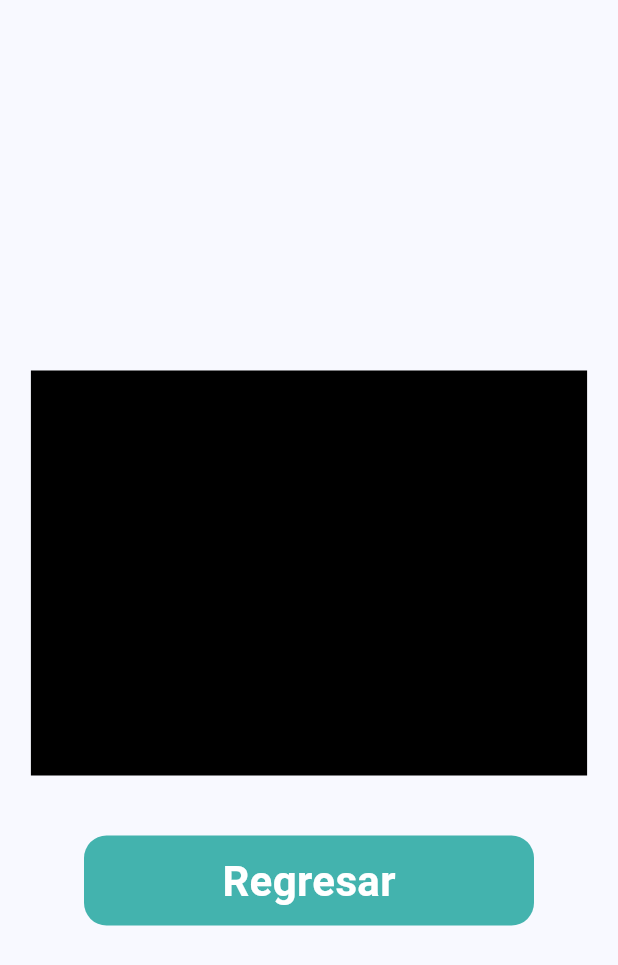
After one commit to RonyPony/takki_front, a Flutter app: the ScanQR screen opened by its route, on a phone screen of 412 x 824 dp. The commit adds this screen. Shown: the top 965 px of the screen. Run offline on Flutter 3.47's test engine with Material 3 defaults, Android fonts, the light colour scheme and no system bars; our stand-ins replace flutter_svg, google_fonts; Roboto replaces fonts that are missing (Imprima).

Commit message:
adding extra screens

```diff
--- a/takki/lib/routes/routes.dart
+++ b/takki/lib/routes/routes.dart
@@ -3,6 +3,8 @@ import 'package:takki/screens/auth/register/registerScreen.dart';
 import 'package:takki/screens/chats/chats.screen.dart';
 import 'package:takki/screens/chats/newChat.screen.dart';
 import 'package:takki/screens/landing/landingScreen.dart';
+import 'package:takki/screens/qr/scanQR.screen.dart';
+import 'package:takki/screens/qr/viewQR.screen.dart';
 
 import '../screens/auth/login/login.screen.dart';
 
@@ -12,5 +14,7 @@ final Map<String, WidgetBuilder> routes = {
   ChatsScreen.routeName: (context) => const ChatsScreen(),
   RegisterScreen.routeName: (context) => const RegisterScreen(),
   NewChatScreen.routeName: (context) => const NewChatScreen(),
+  ScanQR.routeName: (context) => const ScanQR(),
   // '/ruta': (context) => PaginaWidget(),
+  ViewQR.routeName: (context) => const ViewQR(),
 };
--- a/takki/lib/screens/chats/chats.screen.dart
+++ b/takki/lib/screens/chats/chats.screen.dart
@@ -1,7 +1,6 @@
 import 'package:flutter/material.dart';
 import 'package:flutter_svg/svg.dart';
 import 'package:takki/screens/chats/newChat.screen.dart';
-import 'package:takki/screens/login/login.screen.dart';
 import 'package:takki/widgets/chatElement.widget.dart';
 
 class ChatsScreen extends StatelessWidget {
--- /dev/null
+++ b/takki/lib/screens/qr/scanQR.screen.dart
@@ -0,0 +1,44 @@
+import 'package:flutter/material.dart';
+import 'package:flutter_svg/svg.dart';
+import 'package:takki/screens/chats/chats.screen.dart';
+import 'package:takki/widgets/button.widget.dart';
+
+class ScanQR extends StatelessWidget {
+  const ScanQR({super.key});
+  static const String routeName = '/scanQRScreen';
+
+  @override
+  Widget build(BuildContext context) {
+    return Scaffold(
+      body: SafeArea(
+        child: Column(
+          mainAxisAlignment: MainAxisAlignment.center,
+          children: [
+            Padding(
+              padding: const EdgeInsets.only(top: 40),
+              child: Row(
+                mainAxisAlignment: MainAxisAlignment.center,
+
+                children: [
+                  Container(
+                    width: MediaQuery.of(context).size.width * 0.9,
+                    height: 270,
+                    decoration: BoxDecoration(
+                      color: Colors.black,
+                    ),
+                  )
+                ],
+              ),
+            ),
+            Padding(
+              padding: const EdgeInsets.only(top: 40),
+              child: ButtonWidget(text: 'Regresar',fontSize: 28,onPressed: () {
+                Navigator.pop(context);
+              },),
+            ),
+          ],
+        ),
+      ),
+    );
+  }
+}
--- a/takki/pubspec.yaml
+++ b/takki/pubspec.yaml
@@ -22,3 +22,4 @@ flutter:
   assets:
     - assets/layout/fingerprint1.svg
     - assets/layout/lock.svg
+    - assets/layout/testQR.svg
```
Also changed, not shown: takki/lib/screens/chats/newChat.screen.dart (+5 -3 lines), takki/lib/screens/qr/viewQR.screen.dart (added, +38 -0 lines), takki/assets/layout/testQR.svg (added).
